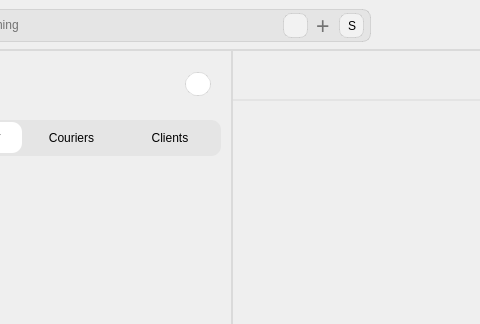
This is mainwindow.ui in benzidane027/EmailsApp as Qt 5 draws it before an edit; both pictures show x 316 to 796 and y 0 to 324 of the 796 by 487 pixel window. The edited form follows.
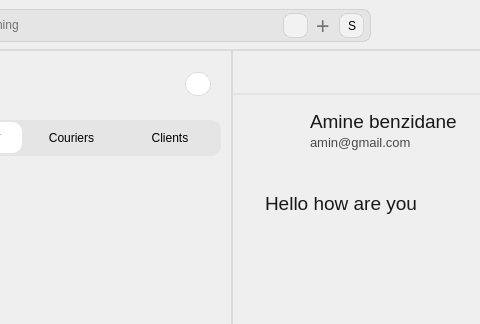
This is the edited form. Icons and pictures are not drawn.

```diff
--- a/mainwindow.ui
+++ b/mainwindow.ui
@@ -1601,7 +1601,372 @@
                          </widget>
                         </item>
                         <item>
-                         <widget class="QWidget" name="widget_42" native="true"/>
+                         <widget class="QWidget" name="widget_42" native="true">
+                          <layout class="QHBoxLayout" name="horizontalLayout_42">
+                           <property name="spacing">
+                            <number>0</number>
+                           </property>
+                           <property name="leftMargin">
+                            <number>0</number>
+                           </property>
+                           <property name="topMargin">
+                            <number>0</number>
+                           </property>
+                           <property name="rightMargin">
+                            <number>0</number>
+                           </property>
+                           <property name="bottomMargin">
+                            <number>0</number>
+                           </property>
+                           <item>
+                            <widget class="QStackedWidget" name="stackedWidget_3">
+                             <property name="styleSheet">
+                              <string notr="true">border:none;</string>
+                             </property>
+                             <property name="currentIndex">
+                              <number>0</number>
+                             </property>
+                             <widget class="QWidget" name="page_5">
+                              <layout class="QHBoxLayout" name="horizontalLayout_46">
+                               <property name="spacing">
+                                <number>0</number>
+                               </property>
+                               <property name="leftMargin">
+                                <number>0</number>
+                               </property>
+                               <property name="topMargin">
+                                <number>0</number>
+                               </property>
+                               <property name="rightMargin">
+                                <number>0</number>
+                               </property>
+                               <property name="bottomMargin">
+                                <number>0</number>
+                               </property>
+                               <item>
+                                <widget class="QWidget" name="widget_51" native="true">
+                                 <property name="minimumSize">
+                                  <size>
+                                   <width>25</width>
+                                   <height>0</height>
+                                  </size>
+                                 </property>
+                                 <property name="maximumSize">
+                                  <size>
+                                   <width>25</width>
+                                   <height>16777215</height>
+                                  </size>
+                                 </property>
+                                </widget>
+                               </item>
+                               <item>
+                                <widget class="QWidget" name="widget_50" native="true">
+                                 <layout class="QVBoxLayout" name="verticalLayout_18">
+                                  <property name="spacing">
+                                   <number>0</number>
+                                  </property>
+                                  <property name="leftMargin">
+                                   <number>0</number>
+                                  </property>
+                                  <property name="topMargin">
+                                   <number>0</number>
+                                  </property>
+                                  <property name="rightMargin">
+                                   <number>0</number>
+                                  </property>
+                                  <property name="bottomMargin">
+                                   <number>0</number>
+                                  </property>
+                                  <item>
+                                   <widget class="QWidget" name="widget_55" native="true">
+                                    <property name="sizePolicy">
+                                     <sizepolicy hsizetype="Preferred" vsizetype="Preferred">
+                                      <horstretch>0</horstretch>
+                                      <verstretch>1</verstretch>
+                                     </sizepolicy>
+                                    </property>
+                                    <property name="minimumSize">
+                                     <size>
+                                      <width>0</width>
+                                      <height>60</height>
+                                     </size>
+                                    </property>
+                                    <property name="maximumSize">
+                                     <size>
+                                      <width>16777215</width>
+                                      <height>80</height>
+                                     </size>
+                                    </property>
+                                    <layout class="QHBoxLayout" name="horizontalLayout_47">
+                                     <property name="spacing">
+                                      <number>0</number>
+                                     </property>
+                                     <property name="leftMargin">
+                                      <number>0</number>
+                                     </property>
+                                     <property name="topMargin">
+                                      <number>0</number>
+                                     </property>
+                                     <property name="rightMargin">
+                                      <number>0</number>
+                                     </property>
+                                     <property name="bottomMargin">
+                                      <number>0</number>
+                                     </property>
+                                     <item alignment="Qt::AlignHCenter|Qt::AlignVCenter">
+                                      <widget class="QWidget" name="widget_57" native="true">
+                                       <property name="sizePolicy">
+                                        <sizepolicy hsizetype="Preferred" vsizetype="Preferred">
+                                         <horstretch>0</horstretch>
+                                         <verstretch>0</verstretch>
+                                        </sizepolicy>
+                                       </property>
+                                       <property name="minimumSize">
+                                        <size>
+                                         <width>0</width>
+                                         <height>0</height>
+                                        </size>
+                                       </property>
+                                       <property name="maximumSize">
+                                        <size>
+                                         <width>16777215</width>
+                                         <height>16777215</height>
+                                        </size>
+                                       </property>
+                                       <layout class="QHBoxLayout" name="horizontalLayout_48">
+                                        <property name="spacing">
+                                         <number>0</number>
+                                        </property>
+                                        <property name="leftMargin">
+                                         <number>0</number>
+                                        </property>
+                                        <property name="topMargin">
+                                         <number>0</number>
+                                        </property>
+                                        <property name="rightMargin">
+                                         <number>0</number>
+                                        </property>
+                                        <property name="bottomMargin">
+                                         <number>0</number>
+                                        </property>
+                                        <item>
+                                         <widget class="QLabel" name="label_32">
+                                          <property name="minimumSize">
+                                           <size>
+                                            <width>50</width>
+                                            <height>50</height>
+                                           </size>
+                                          </property>
+                                          <property name="maximumSize">
+                                           <size>
+                                            <width>50</width>
+                                            <height>50</height>
+                                           </size>
+                                          </property>
+                                          <property name="text">
+                                           <string/>
+                                          </property>
+                                          <property name="pixmap">
+                                           <pixmap resource="login_image.qrc">:/images/icons/user_icon.svg</pixmap>
+                                          </property>
+                                          <property name="scaledContents">
+                                           <bool>true</bool>
+                                          </property>
+                                         </widget>
+                                        </item>
+                                       </layout>
+                                      </widget>
+                                     </item>
+                                     <item>
+                                      <widget class="QWidget" name="widget_58" native="true">
+                                       <property name="sizePolicy">
+                                        <sizepolicy hsizetype="Preferred" vsizetype="Preferred">
+                                         <horstretch>1</horstretch>
+                                         <verstretch>0</verstretch>
+                                        </sizepolicy>
+                                       </property>
+                                       <property name="maximumSize">
+                                        <size>
+                                         <width>16777215</width>
+                                         <height>16777215</height>
+                                        </size>
+                                       </property>
+                                       <layout class="QVBoxLayout" name="verticalLayout_19">
+                                        <property name="spacing">
+                                         <number>2</number>
+                                        </property>
+                                        <property name="leftMargin">
+                                         <number>0</number>
+                                        </property>
+                                        <property name="topMargin">
+                                         <number>0</number>
+                                        </property>
+                                        <property name="rightMargin">
+                                         <number>0</number>
+                                        </property>
+                                        <property name="bottomMargin">
+                                         <number>0</number>
+                                        </property>
+                                        <item>
+                                         <widget class="QWidget" name="widget_59" native="true">
+                                          <layout class="QHBoxLayout" name="horizontalLayout_49">
+                                           <property name="spacing">
+                                            <number>0</number>
+                                           </property>
+                                           <property name="leftMargin">
+                                            <number>4</number>
+                                           </property>
+                                           <property name="topMargin">
+                                            <number>0</number>
+                                           </property>
+                                           <property name="rightMargin">
+                                            <number>0</number>
+                                           </property>
+                                           <property name="bottomMargin">
+                                            <number>0</number>
+                                           </property>
+                                           <item alignment="Qt::AlignBottom">
+                                            <widget class="QLabel" name="label_33">
+                                             <property name="font">
+                                              <font>
+                                               <pointsize>14</pointsize>
+                                              </font>
+                                             </property>
+                                             <property name="styleSheet">
+                                              <string notr="true">color:rgba(0,0,0,0.9);</string>
+                                             </property>
+                                             <property name="text">
+                                              <string>Amine benzidane</string>
+                                             </property>
+                                             <property name="wordWrap">
+                                              <bool>true</bool>
+                                             </property>
+                                            </widget>
+                                           </item>
+                                          </layout>
+                                         </widget>
+                                        </item>
+                                        <item>
+                                         <widget class="QWidget" name="widget_60" native="true">
+                                          <layout class="QHBoxLayout" name="horizontalLayout_50">
+                                           <property name="spacing">
+                                            <number>0</number>
+                                           </property>
+                                           <property name="leftMargin">
+                                            <number>4</number>
+                                           </property>
+                                           <property name="topMargin">
+                                            <number>0</number>
+                                           </property>
+                                           <property name="rightMargin">
+                                            <number>0</number>
+                                           </property>
+                                           <property name="bottomMargin">
+                                            <number>0</number>
+                                           </property>
+                                           <item alignment="Qt::AlignTop">
+                                            <widget class="QLabel" name="label_34">
+                                             <property name="font">
+                                              <font>
+                                               <pointsize>10</pointsize>
+                                              </font>
+                                             </property>
+                                             <property name="styleSheet">
+                                              <string notr="true">color:rgba(0,0,0,0.7);</string>
+                                             </property>
+                                             <property name="text">
+                                              <string>amin@gmail.com</string>
+                                             </property>
+                                             <property name="wordWrap">
+                                              <bool>true</bool>
+                                             </property>
+                                            </widget>
+                                           </item>
+                                          </layout>
+                                         </widget>
+                                        </item>
+                                       </layout>
+                                      </widget>
+                                     </item>
+                                    </layout>
+                                   </widget>
+                                  </item>
+                                  <item>
+                                   <widget class="QWidget" name="widget_56" native="true">
+                                    <property name="sizePolicy">
+                                     <sizepolicy hsizetype="Preferred" vsizetype="Preferred">
+                                      <horstretch>0</horstretch>
+                                      <verstretch>4</verstretch>
+                                     </sizepolicy>
+                                    </property>
+                                    <layout class="QVBoxLayout" name="verticalLayout_20">
+                                     <property name="spacing">
+                                      <number>0</number>
+                                     </property>
+                                     <property name="leftMargin">
+                                      <number>0</number>
+                                     </property>
+                                     <property name="topMargin">
+                                      <number>0</number>
+                                     </property>
+                                     <property name="rightMargin">
+                                      <number>0</number>
+                                     </property>
+                                     <property name="bottomMargin">
+                                      <number>0</number>
+                                     </property>
+                                     <item>
+                                      <widget class="QWidget" name="widget_61" native="true">
+                                       <property name="minimumSize">
+                                        <size>
+                                         <width>0</width>
+                                         <height>50</height>
+                                        </size>
+                                       </property>
+                                       <property name="maximumSize">
+                                        <size>
+                                         <width>16777215</width>
+                                         <height>60</height>
+                                        </size>
+                                       </property>
+                                       <layout class="QHBoxLayout" name="horizontalLayout_51">
+                                        <item>
+                                         <widget class="QLabel" name="label_35">
+                                          <property name="font">
+                                           <font>
+                                            <pointsize>14</pointsize>
+                                           </font>
+                                          </property>
+                                          <property name="styleSheet">
+                                           <string notr="true">color:rgba(0,0,0,0.9)</string>
+                                          </property>
+                                          <property name="text">
+                                           <string>Hello how are you</string>
+                                          </property>
+                                          <property name="wordWrap">
+                                           <bool>true</bool>
+                                          </property>
+                                         </widget>
+                                        </item>
+                                       </layout>
+                                      </widget>
+                                     </item>
+                                     <item>
+                                      <widget class="QWidget" name="widget_62" native="true"/>
+                                     </item>
+                                    </layout>
+                                   </widget>
+                                  </item>
+                                 </layout>
+                                </widget>
+                               </item>
+                              </layout>
+                             </widget>
+                             <widget class="QWidget" name="page_6"/>
+                            </widget>
+                           </item>
+                          </layout>
+                         </widget>
                         </item>
                        </layout>
                       </widget>
```
